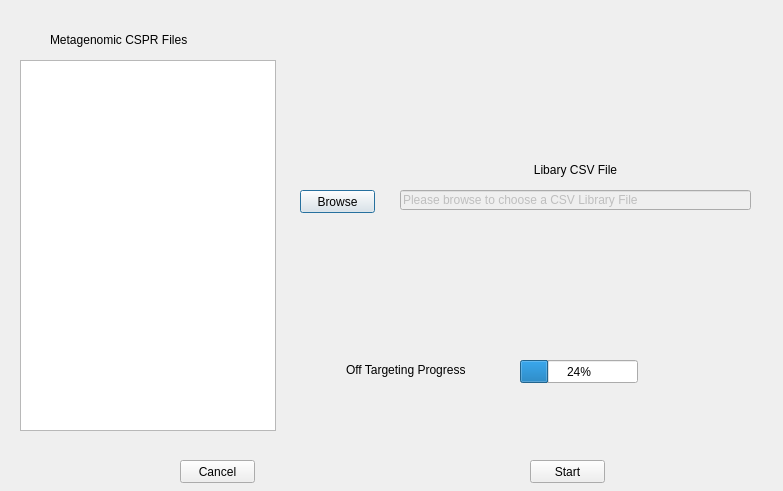
First picture: the form in ot_vip.ui, repository ddooley2/CASPERapp_2.0, before the edit.
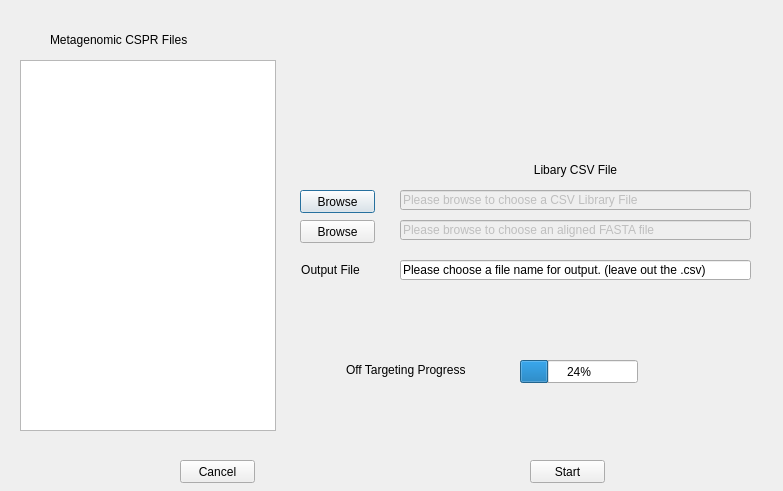
Second picture: the form after the edit.

Commit message: added the new buttons/line edits. Also refactored a little bit

```diff
--- a/ot_vip.ui
+++ b/ot_vip.ui
@@ -148,6 +148,73 @@
     <string>Start</string>
    </property>
   </widget>
+  <widget class="QLineEdit" name="fasta_line">
+   <property name="enabled">
+    <bool>false</bool>
+   </property>
+   <property name="geometry">
+    <rect>
+     <x>400</x>
+     <y>220</y>
+     <width>351</width>
+     <height>20</height>
+    </rect>
+   </property>
+   <property name="toolTip">
+    <string>&lt;html&gt;&lt;head/&gt;&lt;body&gt;&lt;p&gt;Please browse for an aligned FASTA file.&lt;/p&gt;&lt;/body&gt;&lt;/html&gt;</string>
+   </property>
+   <property name="text">
+    <string>Please browse to choose an aligned FASTA file</string>
+   </property>
+  </widget>
+  <widget class="QPushButton" name="browse_button_fasta">
+   <property name="geometry">
+    <rect>
+     <x>300</x>
+     <y>220</y>
+     <width>75</width>
+     <height>23</height>
+    </rect>
+   </property>
+   <property name="toolTip">
+    <string>&lt;html&gt;&lt;head/&gt;&lt;body&gt;&lt;p&gt;Choose an aligned FASTA file&lt;/p&gt;&lt;/body&gt;&lt;/html&gt;</string>
+   </property>
+   <property name="text">
+    <string>Browse</string>
+   </property>
+  </widget>
+  <widget class="QLabel" name="label_4">
+   <property name="geometry">
+    <rect>
+     <x>290</x>
+     <y>260</y>
+     <width>81</width>
+     <height>20</height>
+    </rect>
+   </property>
+   <property name="toolTip">
+    <string>&lt;html&gt;&lt;head/&gt;&lt;body&gt;&lt;p&gt;Type in a file name for output. Please leave out the .csv, as the program will automatically output to a CSV file.&lt;/p&gt;&lt;/body&gt;&lt;/html&gt;</string>
+   </property>
+   <property name="text">
+    <string>&lt;html&gt;&lt;head/&gt;&lt;body&gt;&lt;p align=&quot;center&quot;&gt;Output File&lt;/p&gt;&lt;/body&gt;&lt;/html&gt;</string>
+   </property>
+  </widget>
+  <widget class="QLineEdit" name="output_file_edit">
+   <property name="geometry">
+    <rect>
+     <x>400</x>
+     <y>260</y>
+     <width>351</width>
+     <height>20</height>
+    </rect>
+   </property>
+   <property name="toolTip">
+    <string>&lt;html&gt;&lt;head/&gt;&lt;body&gt;&lt;p&gt;Type in a file name for output. Please leave out the .csv, as the program will automatically output to a CSV file.&lt;/p&gt;&lt;/body&gt;&lt;/html&gt;</string>
+   </property>
+   <property name="text">
+    <string>Please choose a file name for output. (leave out the .csv)</string>
+   </property>
+  </widget>
  </widget>
  <resources/>
  <connections/>
```
Left out of the diff: 4 changed lines with no effect on the pictures. The commit also changes 1 other file.
